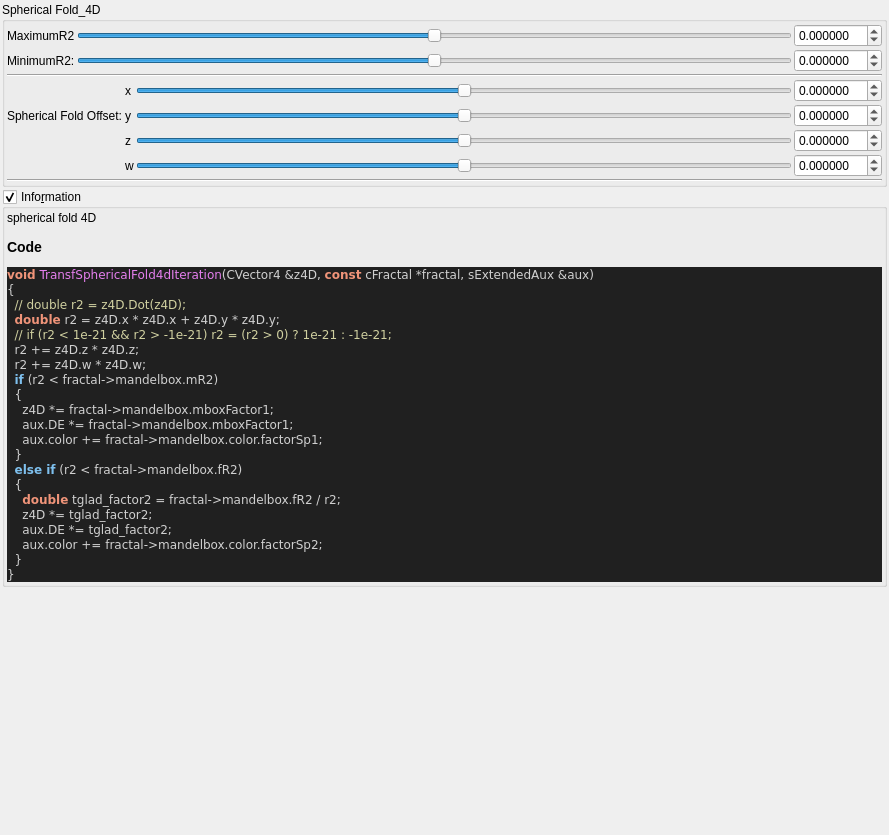
Above: mandelbulber2/qt_data/fractal_transf_spherical_fold4d.ui from buddhi1980/mandelbulber2 before the change. Below: the same form after it.
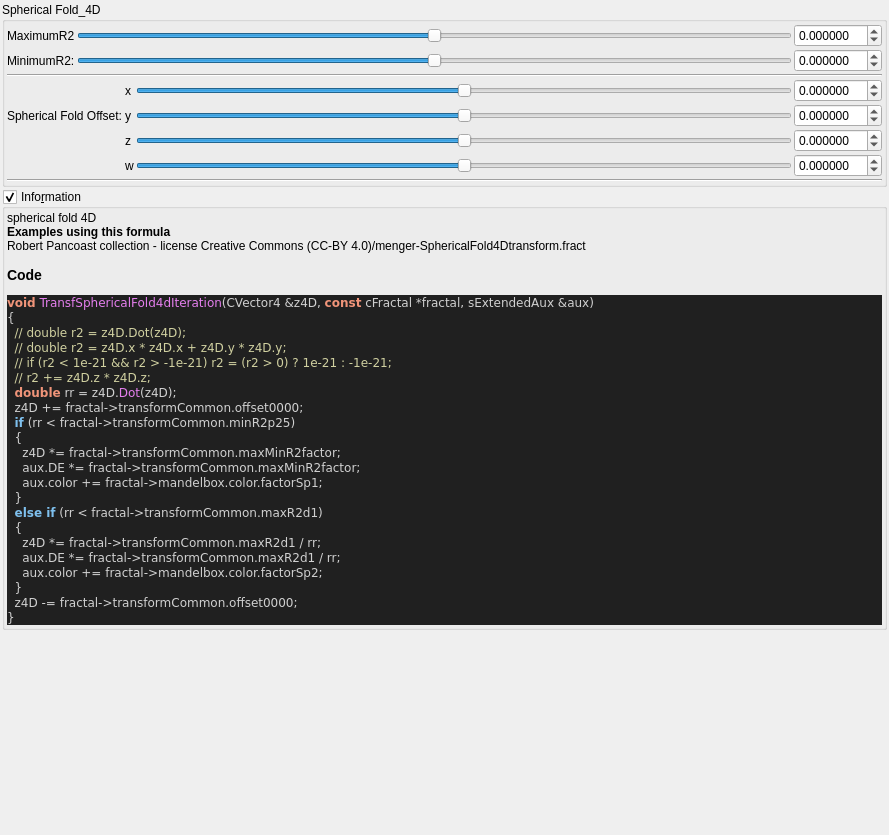
That is the form after the change. Custom widgets are drawn as their Qt base class.

Commit message: populateUiInformation - mostly example usage to ui files

Patch:
```diff
--- a/mandelbulber2/qt_data/fractal_transf_spherical_fold4d.ui
+++ b/mandelbulber2/qt_data/fractal_transf_spherical_fold4d.ui
@@ -478,28 +478,29 @@
         <property name="text">
          <string notr="true">&lt;p&gt;spherical fold 4D&lt;/p&gt;&lt;table&gt;
 &lt;/table&gt;
-&lt;h3&gt;Code&lt;/h3&gt;
+&lt;br&gt;&lt;b&gt;Examples using this formula&lt;/b&gt;&lt;br&gt;Robert Pancoast collection - license Creative Commons (CC-BY 4.0)/menger-SphericalFold4Dtransform.fract&lt;h3&gt;Code&lt;/h3&gt;
 &lt;body style=&quot;background-color:#202020&quot;&gt;
 &lt;pre style=&quot;color:#d0d0d0; background-color:#202020;  font-family:'Courier New',monospace;&quot;&gt;&lt;span style=&quot;color:#f09479; font-weight:bold&quot;&gt;void&lt;/span&gt; &lt;span style=&quot;color:#e47eed&quot;&gt;TransfSphericalFold4dIteration&lt;/span&gt;&lt;span style=&quot;color:#d0d0d0&quot;&gt;(&lt;/span&gt;CVector4 &lt;span style=&quot;color:#d0d0d0&quot;&gt;&amp;amp;&lt;/span&gt;z4D&lt;span style=&quot;color:#d0d0d0&quot;&gt;,&lt;/span&gt; &lt;span style=&quot;color:#f09479; font-weight:bold&quot;&gt;const&lt;/span&gt; cFractal &lt;span style=&quot;color:#d0d0d0&quot;&gt;*&lt;/span&gt;fractal&lt;span style=&quot;color:#d0d0d0&quot;&gt;,&lt;/span&gt; sExtendedAux &lt;span style=&quot;color:#d0d0d0&quot;&gt;&amp;amp;&lt;/span&gt;aux&lt;span style=&quot;color:#d0d0d0&quot;&gt;)&lt;/span&gt;
 &lt;span style=&quot;color:#d0d0d0&quot;&gt;{&lt;/span&gt;
   &lt;span style=&quot;color:#d0d0a0&quot;&gt;// double r2 = z4D.Dot(z4D);&lt;/span&gt;
-  &lt;span style=&quot;color:#f09479; font-weight:bold&quot;&gt;double&lt;/span&gt; r2 &lt;span style=&quot;color:#d0d0d0&quot;&gt;=&lt;/span&gt; z4D&lt;span style=&quot;color:#d0d0d0&quot;&gt;.&lt;/span&gt;x &lt;span style=&quot;color:#d0d0d0&quot;&gt;*&lt;/span&gt; z4D&lt;span style=&quot;color:#d0d0d0&quot;&gt;.&lt;/span&gt;x &lt;span style=&quot;color:#d0d0d0&quot;&gt;+&lt;/span&gt; z4D&lt;span style=&quot;color:#d0d0d0&quot;&gt;.&lt;/span&gt;y &lt;span style=&quot;color:#d0d0d0&quot;&gt;*&lt;/span&gt; z4D&lt;span style=&quot;color:#d0d0d0&quot;&gt;.&lt;/span&gt;y&lt;span style=&quot;color:#d0d0d0&quot;&gt;;&lt;/span&gt;
+  &lt;span style=&quot;color:#d0d0a0&quot;&gt;// double r2 = z4D.x * z4D.x + z4D.y * z4D.y;&lt;/span&gt;
   &lt;span style=&quot;color:#d0d0a0&quot;&gt;// if (r2 &amp;lt; 1e-21 &amp;amp;&amp;amp; r2 &amp;gt; -1e-21) r2 = (r2 &amp;gt; 0) ? 1e-21 : -1e-21;&lt;/span&gt;
-  r2 &lt;span style=&quot;color:#d0d0d0&quot;&gt;+=&lt;/span&gt; z4D&lt;span style=&quot;color:#d0d0d0&quot;&gt;.&lt;/span&gt;z &lt;span style=&quot;color:#d0d0d0&quot;&gt;*&lt;/span&gt; z4D&lt;span style=&quot;color:#d0d0d0&quot;&gt;.&lt;/span&gt;z&lt;span style=&quot;color:#d0d0d0&quot;&gt;;&lt;/span&gt;
-  r2 &lt;span style=&quot;color:#d0d0d0&quot;&gt;+=&lt;/span&gt; z4D&lt;span style=&quot;color:#d0d0d0&quot;&gt;.&lt;/span&gt;w &lt;span style=&quot;color:#d0d0d0&quot;&gt;*&lt;/span&gt; z4D&lt;span style=&quot;color:#d0d0d0&quot;&gt;.&lt;/span&gt;w&lt;span style=&quot;color:#d0d0d0&quot;&gt;;&lt;/span&gt;
-  &lt;span style=&quot;color:#7ec0ee; font-weight:bold&quot;&gt;if&lt;/span&gt; &lt;span style=&quot;color:#d0d0d0&quot;&gt;(&lt;/span&gt;r2 &lt;span style=&quot;color:#d0d0d0&quot;&gt;&amp;lt;&lt;/span&gt; fractal&lt;span style=&quot;color:#d0d0d0&quot;&gt;-&amp;gt;&lt;/span&gt;mandelbox&lt;span style=&quot;color:#d0d0d0&quot;&gt;.&lt;/span&gt;mR2&lt;span style=&quot;color:#d0d0d0&quot;&gt;)&lt;/span&gt;
+  &lt;span style=&quot;color:#d0d0a0&quot;&gt;// r2 += z4D.z * z4D.z;&lt;/span&gt;
+  &lt;span style=&quot;color:#f09479; font-weight:bold&quot;&gt;double&lt;/span&gt; rr &lt;span style=&quot;color:#d0d0d0&quot;&gt;=&lt;/span&gt; z4D&lt;span style=&quot;color:#d0d0d0&quot;&gt;.&lt;/span&gt;&lt;span style=&quot;color:#e47eed&quot;&gt;Dot&lt;/span&gt;&lt;span style=&quot;color:#d0d0d0&quot;&gt;(&lt;/span&gt;z4D&lt;span style=&quot;color:#d0d0d0&quot;&gt;);&lt;/span&gt;
+  z4D &lt;span style=&quot;color:#d0d0d0&quot;&gt;+=&lt;/span&gt; fractal&lt;span style=&quot;color:#d0d0d0&quot;&gt;-&amp;gt;&lt;/span&gt;transformCommon&lt;span style=&quot;color:#d0d0d0&quot;&gt;.&lt;/span&gt;offset0000&lt;span style=&quot;color:#d0d0d0&quot;&gt;;&lt;/span&gt;
+  &lt;span style=&quot;color:#7ec0ee; font-weight:bold&quot;&gt;if&lt;/span&gt; &lt;span style=&quot;color:#d0d0d0&quot;&gt;(&lt;/span&gt;rr &lt;span style=&quot;color:#d0d0d0&quot;&gt;&amp;lt;&lt;/span&gt; fractal&lt;span style=&quot;color:#d0d0d0&quot;&gt;-&amp;gt;&lt;/span&gt;transformCommon&lt;span style=&quot;color:#d0d0d0&quot;&gt;.&lt;/span&gt;minR2p25&lt;span style=&quot;color:#d0d0d0&quot;&gt;)&lt;/span&gt;
   &lt;span style=&quot;color:#d0d0d0&quot;&gt;{&lt;/span&gt;
-    z4D &lt;span style=&quot;color:#d0d0d0&quot;&gt;*=&lt;/span&gt; fractal&lt;span style=&quot;color:#d0d0d0&quot;&gt;-&amp;gt;&lt;/span&gt;mandelbox&lt;span style=&quot;color:#d0d0d0&quot;&gt;.&lt;/span&gt;mboxFactor1&lt;span style=&quot;color:#d0d0d0&quot;&gt;;&lt;/span&gt;
-    aux&lt;span style=&quot;color:#d0d0d0&quot;&gt;.&lt;/span&gt;DE &lt;span style=&quot;color:#d0d0d0&quot;&gt;*=&lt;/span&gt; fractal&lt;span style=&quot;color:#d0d0d0&quot;&gt;-&amp;gt;&lt;/span&gt;mandelbox&lt;span style=&quot;color:#d0d0d0&quot;&gt;.&lt;/span&gt;mboxFactor1&lt;span style=&quot;color:#d0d0d0&quot;&gt;;&lt;/span&gt;
+    z4D &lt;span style=&quot;color:#d0d0d0&quot;&gt;*=&lt;/span&gt; fractal&lt;span style=&quot;color:#d0d0d0&quot;&gt;-&amp;gt;&lt;/span&gt;transformCommon&lt;span style=&quot;color:#d0d0d0&quot;&gt;.&lt;/span&gt;maxMinR2factor&lt;span style=&quot;color:#d0d0d0&quot;&gt;;&lt;/span&gt;
+    aux&lt;span style=&quot;color:#d0d0d0&quot;&gt;.&lt;/span&gt;DE &lt;span style=&quot;color:#d0d0d0&quot;&gt;*=&lt;/span&gt; fractal&lt;span style=&quot;color:#d0d0d0&quot;&gt;-&amp;gt;&lt;/span&gt;transformCommon&lt;span style=&quot;color:#d0d0d0&quot;&gt;.&lt;/span&gt;maxMinR2factor&lt;span style=&quot;color:#d0d0d0&quot;&gt;;&lt;/span&gt;
     aux&lt;span style=&quot;color:#d0d0d0&quot;&gt;.&lt;/span&gt;color &lt;span style=&quot;color:#d0d0d0&quot;&gt;+=&lt;/span&gt; fractal&lt;span style=&quot;color:#d0d0d0&quot;&gt;-&amp;gt;&lt;/span&gt;mandelbox&lt;span style=&quot;color:#d0d0d0&quot;&gt;.&lt;/span&gt;color&lt;span style=&quot;color:#d0d0d0&quot;&gt;.&lt;/span&gt;factorSp1&lt;span style=&quot;color:#d0d0d0&quot;&gt;;&lt;/span&gt;
   &lt;span style=&quot;color:#d0d0d0&quot;&gt;}&lt;/span&gt;
-  &lt;span style=&quot;color:#7ec0ee; font-weight:bold&quot;&gt;else if&lt;/span&gt; &lt;span style=&quot;color:#d0d0d0&quot;&gt;(&lt;/span&gt;r2 &lt;span style=&quot;color:#d0d0d0&quot;&gt;&amp;lt;&lt;/span&gt; fractal&lt;span style=&quot;color:#d0d0d0&quot;&gt;-&amp;gt;&lt;/span&gt;mandelbox&lt;span style=&quot;color:#d0d0d0&quot;&gt;.&lt;/span&gt;fR2&lt;span style=&quot;color:#d0d0d0&quot;&gt;)&lt;/span&gt;
+  &lt;span style=&quot;color:#7ec0ee; font-weight:bold&quot;&gt;else if&lt;/span&gt; &lt;span style=&quot;color:#d0d0d0&quot;&gt;(&lt;/span&gt;rr &lt;span style=&quot;color:#d0d0d0&quot;&gt;&amp;lt;&lt;/span&gt; fractal&lt;span style=&quot;color:#d0d0d0&quot;&gt;-&amp;gt;&lt;/span&gt;transformCommon&lt;span style=&quot;color:#d0d0d0&quot;&gt;.&lt;/span&gt;maxR2d1&lt;span style=&quot;color:#d0d0d0&quot;&gt;)&lt;/span&gt;
   &lt;span style=&quot;color:#d0d0d0&quot;&gt;{&lt;/span&gt;
-    &lt;span style=&quot;color:#f09479; font-weight:bold&quot;&gt;double&lt;/span&gt; tglad_factor2 &lt;span style=&quot;color:#d0d0d0&quot;&gt;=&lt;/span&gt; fractal&lt;span style=&quot;color:#d0d0d0&quot;&gt;-&amp;gt;&lt;/span&gt;mandelbox&lt;span style=&quot;color:#d0d0d0&quot;&gt;.&lt;/span&gt;fR2 &lt;span style=&quot;color:#d0d0d0&quot;&gt;/&lt;/span&gt; r2&lt;span style=&quot;color:#d0d0d0&quot;&gt;;&lt;/span&gt;
-    z4D &lt;span style=&quot;color:#d0d0d0&quot;&gt;*=&lt;/span&gt; tglad_factor2&lt;span style=&quot;color:#d0d0d0&quot;&gt;;&lt;/span&gt;
-    aux&lt;span style=&quot;color:#d0d0d0&quot;&gt;.&lt;/span&gt;DE &lt;span style=&quot;color:#d0d0d0&quot;&gt;*=&lt;/span&gt; tglad_factor2&lt;span style=&quot;color:#d0d0d0&quot;&gt;;&lt;/span&gt;
+    z4D &lt;span style=&quot;color:#d0d0d0&quot;&gt;*=&lt;/span&gt; fractal&lt;span style=&quot;color:#d0d0d0&quot;&gt;-&amp;gt;&lt;/span&gt;transformCommon&lt;span style=&quot;color:#d0d0d0&quot;&gt;.&lt;/span&gt;maxR2d1 &lt;span style=&quot;color:#d0d0d0&quot;&gt;/&lt;/span&gt; rr&lt;span style=&quot;color:#d0d0d0&quot;&gt;;&lt;/span&gt;
+    aux&lt;span style=&quot;color:#d0d0d0&quot;&gt;.&lt;/span&gt;DE &lt;span style=&quot;color:#d0d0d0&quot;&gt;*=&lt;/span&gt; fractal&lt;span style=&quot;color:#d0d0d0&quot;&gt;-&amp;gt;&lt;/span&gt;transformCommon&lt;span style=&quot;color:#d0d0d0&quot;&gt;.&lt;/span&gt;maxR2d1 &lt;span style=&quot;color:#d0d0d0&quot;&gt;/&lt;/span&gt; rr&lt;span style=&quot;color:#d0d0d0&quot;&gt;;&lt;/span&gt;
     aux&lt;span style=&quot;color:#d0d0d0&quot;&gt;.&lt;/span&gt;color &lt;span style=&quot;color:#d0d0d0&quot;&gt;+=&lt;/span&gt; fractal&lt;span style=&quot;color:#d0d0d0&quot;&gt;-&amp;gt;&lt;/span&gt;mandelbox&lt;span style=&quot;color:#d0d0d0&quot;&gt;.&lt;/span&gt;color&lt;span style=&quot;color:#d0d0d0&quot;&gt;.&lt;/span&gt;factorSp2&lt;span style=&quot;color:#d0d0d0&quot;&gt;;&lt;/span&gt;
   &lt;span style=&quot;color:#d0d0d0&quot;&gt;}&lt;/span&gt;
+  z4D &lt;span style=&quot;color:#d0d0d0&quot;&gt;-=&lt;/span&gt; fractal&lt;span style=&quot;color:#d0d0d0&quot;&gt;-&amp;gt;&lt;/span&gt;transformCommon&lt;span style=&quot;color:#d0d0d0&quot;&gt;.&lt;/span&gt;offset0000&lt;span style=&quot;color:#d0d0d0&quot;&gt;;&lt;/span&gt;
 &lt;span style=&quot;color:#d0d0d0&quot;&gt;}&lt;/span&gt;
 &lt;/pre&gt;
 &lt;/body&gt;</string>
```
Left out of the diff: 2 changed lines with no effect on the pictures. The commit also changes 57 other files.
